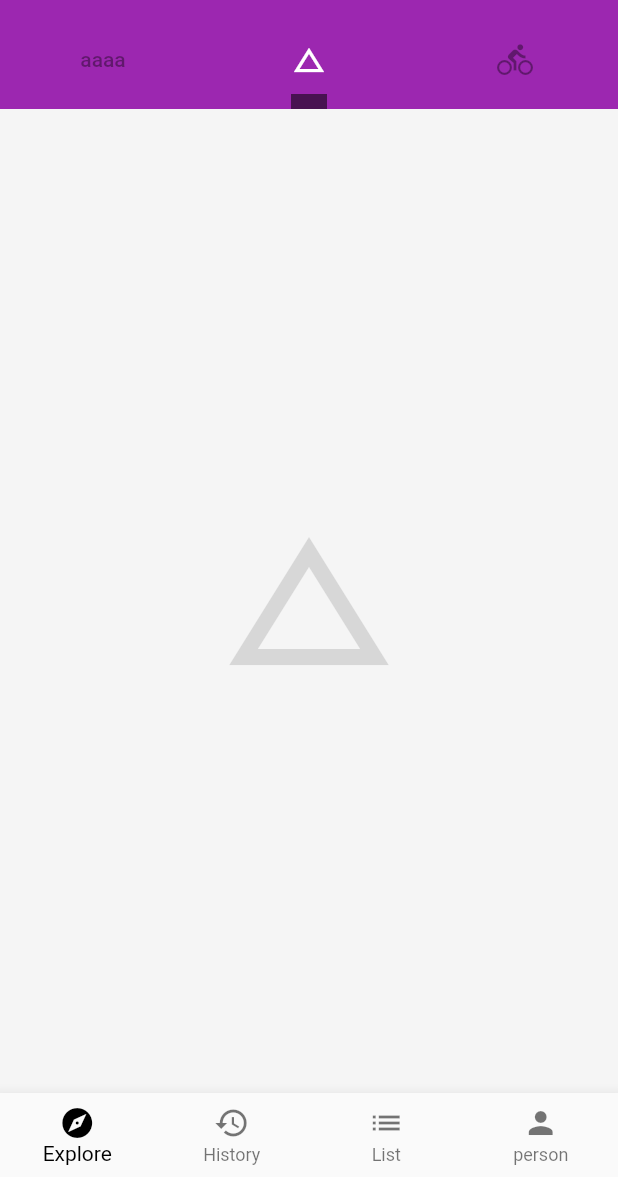
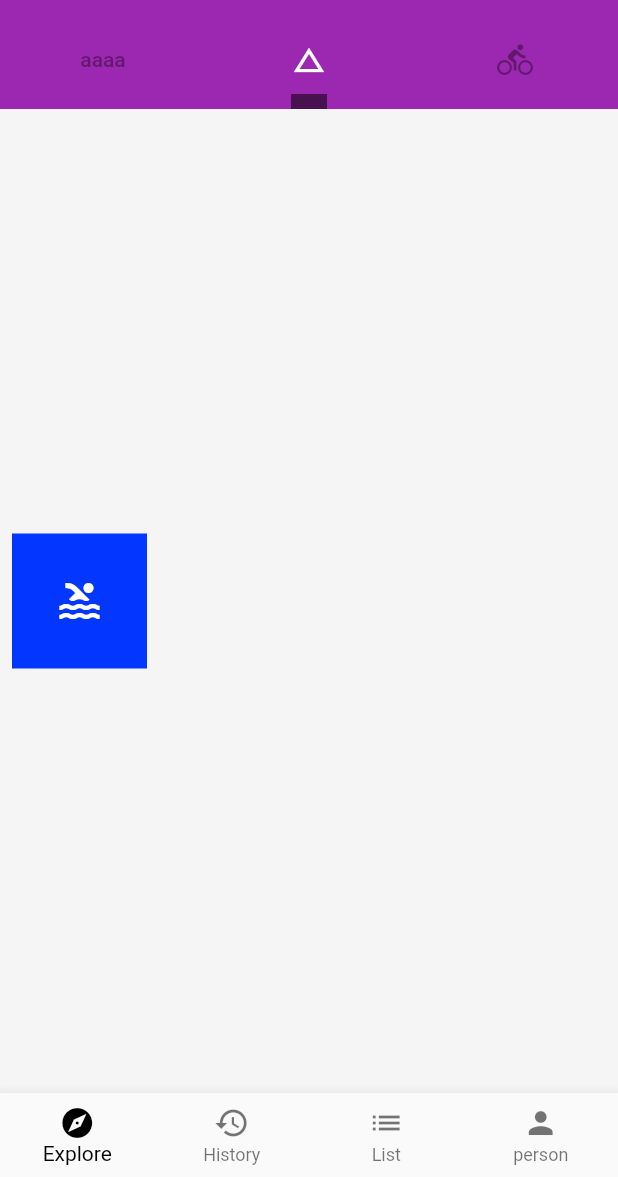
Before and after one commit to xiaofeixiaflyingOC/FlutterDemo, a Flutter app: the screen it shows after launch, tab 2 chosen, on a phone screen of 412 x 824 dp, the part 59-1236 px from its top. Run offline on Flutter 3.47's test engine with Material 2 defaults, Android fonts, the phone set to English and light mode, and no system bars; network calls fail.

Commit message:
基础控件 listView添加

```diff
--- /dev/null
+++ b/FlutterNavite/Flutter/flutter_module/lib/basecontrol_demo.dart
@@ -0,0 +1,77 @@
+import 'package:flutter/material.dart';
+
+class BaseControl extends StatelessWidget {
+  @override
+  Widget build(BuildContext context) {
+    return Container(
+      color: Colors.grey[100],
+      child: Row(
+        children: <Widget>[
+          Container(
+            child: Icon(Icons.pool,size: 32.0 ,color:Colors.white),
+            color: Color.fromRGBO(3, 54, 255, 1.0),
+            margin: EdgeInsets.all(8.0),
+            padding: EdgeInsets.all(16.0),//修改的子控件child 在父控件上的内边距。
+            width: 90,
+            height: 90,
+          )
+        ],
+      ),
+    );
+  }
+}
+
+//class BaseControl extends StatelessWidget {
+//  @override
+//  Widget build(BuildContext context) {
+//    // TODO: implement build
+//    return Container(
+////      color: Colors.grey[100],
+//      decoration: BoxDecoration(
+//          image: DecorationImage(
+//              image: NetworkImage(
+//                  'http://www.pptbz.com/pptpic/UploadFiles_6909/201203/2012031220134655.jpg'),
+//              alignment: Alignment.topCenter,
+//              repeat: ImageRepeat.noRepeat,
+//              fit: BoxFit.fitWidth,
+//              colorFilter: ColorFilter.mode(
+//                Colors.indigoAccent[400].withOpacity(0.5), //滤镜颜色
+//                BlendMode.hardLight, //混合模式
+//              ))),
+//      child:
+//          Row(mainAxisAlignment: MainAxisAlignment.center, children: <Widget>[
+//        Container(
+//            child: Icon(Icons.poll, size: 32.0, color: Colors.white),
+//            padding: EdgeInsets.all(16.0),
+//            margin: EdgeInsets.all(8.0),
+//            width: 90,
+//            height: 90,
+//            decoration: BoxDecoration(
+//                color: Color.fromRGBO(3, 54, 255, 1.0),
+//                shape: BoxShape.circle,
+////                gradient: RadialGradient(
+////                  colors: [
+////                    Color.fromRGBO(7, 102, 255, 1.0),
+////                    Color.fromRGBO(3, 28, 128, 1.0),
+////                  ],
+////                )))
+//            //线性颜色渐变
+//                gradient: LinearGradient(colors: [
+//                  Color.fromRGBO(7, 102, 255, 1.0),
+//                  Color.fromRGBO(3, 28, 128, 1.0),
+//                ], begin: Alignment.topCenter, end: Alignment.bottomCenter),
+//            boxShadow: [
+//              BoxShadow(
+//                offset: Offset(4.0, 25.0),
+//                color: Color.fromRGBO(16, 20, 188, 1.0),
+//                blurRadius: 25.0,//模糊程度，值越大越明显
+//                spreadRadius: -9.0//扩散程度
+//              )
+//            ],
+//            ))
+//
+//
+//      ]),
+//    );
+//  }
+//}
--- a/FlutterNavite/Flutter/flutter_module/lib/main.dart
+++ b/FlutterNavite/Flutter/flutter_module/lib/main.dart
@@ -2,13 +2,16 @@ import 'package:flutter/material.dart';
 import 'drawer_demo_dart.dart';
 import 'botton_navigation_bar_demo.dart';
 import 'model/listview_demo_dart.dart';
+import 'basecontrol_demo.dart';
+
+
 void main() => runApp(App());
 
 class App extends StatelessWidget {
   @override
   Widget build(BuildContext context) {
     return MaterialApp(
-        debugShowCheckedModeBanner: false,
+//        debugShowCheckedModeBanner: false,
         home: Home(),
         theme: ThemeData(
             primarySwatch: Colors.purple,
@@ -56,7 +59,7 @@ class Home extends StatelessWidget {
           body: TabBarView(
             children: <Widget>[
               ListViewDemo(),
-              Icon(Icons.change_history, size: 128.0, color: Colors.black12),
+              BaseControl(),
               Icon(Icons.directions_bike, size: 128.0, color: Colors.black12),
             ],
           ),
```
Also changed, not shown: 4 other files.
